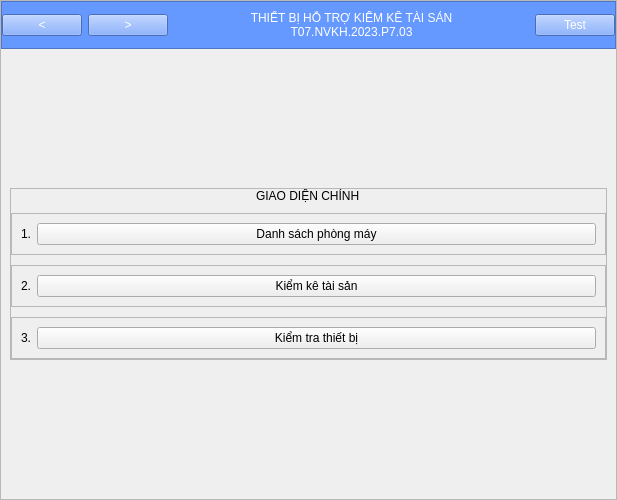
Before: the Qt Designer form Frontend/Design/design.ui in Qyt0109/KiemKeTaiSan, drawn with Qt 5.
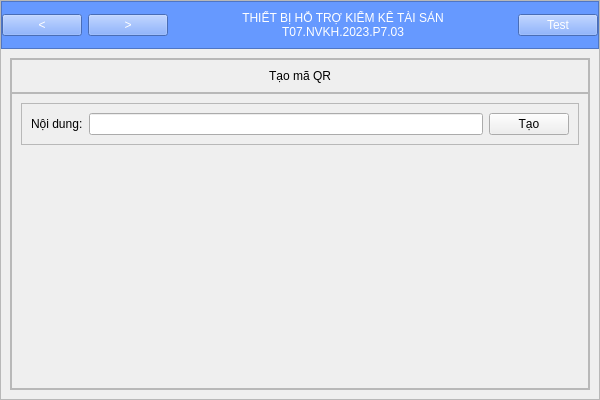
After: the same form once the commit is applied. The open tabs and pages were chosen to show the change.

The edit to the form file:
```diff
--- a/Frontend/Design/design.ui
+++ b/Frontend/Design/design.ui
@@ -6,8 +6,8 @@
    <rect>
     <x>0</x>
     <y>0</y>
-    <width>617</width>
-    <height>500</height>
+    <width>600</width>
+    <height>400</height>
    </rect>
   </property>
   <property name="windowTitle">
@@ -288,6 +288,125 @@
            </item>
           </layout>
          </widget>
+         <widget class="QWidget" name="page_CreateQR">
+          <layout class="QVBoxLayout" name="verticalLayout_20">
+           <item>
+            <widget class="QFrame" name="frame_22">
+             <property name="frameShape">
+              <enum>QFrame::StyledPanel</enum>
+             </property>
+             <property name="frameShadow">
+              <enum>QFrame::Raised</enum>
+             </property>
+             <layout class="QVBoxLayout" name="verticalLayout_24">
+              <property name="spacing">
+               <number>0</number>
+              </property>
+              <property name="leftMargin">
+               <number>0</number>
+              </property>
+              <property name="topMargin">
+               <number>0</number>
+              </property>
+              <property name="rightMargin">
+               <number>0</number>
+              </property>
+              <property name="bottomMargin">
+               <number>0</number>
+              </property>
+              <item alignment="Qt::AlignTop">
+               <widget class="QFrame" name="frame_23">
+                <property name="frameShape">
+                 <enum>QFrame::StyledPanel</enum>
+                </property>
+                <property name="frameShadow">
+                 <enum>QFrame::Raised</enum>
+                </property>
+                <layout class="QVBoxLayout" name="verticalLayout_28">
+                 <item alignment="Qt::AlignHCenter|Qt::AlignVCenter">
+                  <widget class="QLabel" name="label_12">
+                   <property name="text">
+                    <string>Tạo mã QR</string>
+                   </property>
+                   <property name="alignment">
+                    <set>Qt::AlignCenter</set>
+                   </property>
+                  </widget>
+                 </item>
+                </layout>
+               </widget>
+              </item>
+              <item>
+               <widget class="QFrame" name="frame_24">
+                <property name="sizePolicy">
+                 <sizepolicy hsizetype="Preferred" vsizetype="Expanding">
+                  <horstretch>0</horstretch>
+                  <verstretch>0</verstretch>
+                 </sizepolicy>
+                </property>
+                <property name="frameShape">
+                 <enum>QFrame::StyledPanel</enum>
+                </property>
+                <property name="frameShadow">
+                 <enum>QFrame::Raised</enum>
+                </property>
+                <layout class="QVBoxLayout" name="verticalLayout_29">
+                 <item alignment="Qt::AlignTop">
+                  <widget class="QFrame" name="frame_25">
+                   <property name="frameShape">
+                    <enum>QFrame::StyledPanel</enum>
+                   </property>
+                   <property name="frameShadow">
+                    <enum>QFrame::Raised</enum>
+                   </property>
+                   <layout class="QHBoxLayout" name="horizontalLayout_15">
+                    <item>
+                     <widget class="QLabel" name="label_13">
+                      <property name="text">
+                       <string>Nội dung:</string>
+                      </property>
+                     </widget>
+                    </item>
+                    <item>
+                     <widget class="QLineEdit" name="lineEdit_CreateQR"/>
+                    </item>
+                    <item>
+                     <widget class="QPushButton" name="pushButton_CreateQR">
+                      <property name="text">
+                       <string>Tạo</string>
+                      </property>
+                     </widget>
+                    </item>
+                   </layout>
+                  </widget>
+                 </item>
+                 <item>
+                  <widget class="QLabel" name="label_CreatedQRImage">
+                   <property name="sizePolicy">
+                    <sizepolicy hsizetype="Preferred" vsizetype="Expanding">
+                     <horstretch>0</horstretch>
+                     <verstretch>0</verstretch>
+                    </sizepolicy>
+                   </property>
+                   <property name="text">
+                    <string/>
+                   </property>
+                   <property name="scaledContents">
+                    <bool>true</bool>
+                   </property>
+                   <property name="alignment">
+                    <set>Qt::AlignCenter</set>
+                   </property>
+                  </widget>
+                 </item>
+                </layout>
+               </widget>
+              </item>
+             </layout>
+            </widget>
+           </item>
+          </layout>
+         </widget>
          <widget class="QWidget" name="page_MainMenu">
           <layout class="QVBoxLayout" name="verticalLayout_7">
            <item alignment="Qt::AlignVCenter">
```
Left out of the diff: 123 changed lines with no effect on the pictures.
